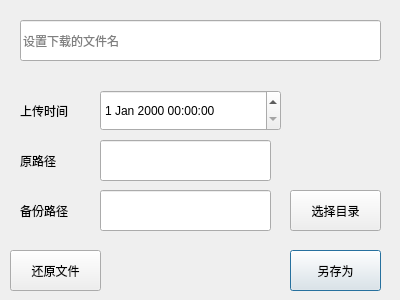
The window that FileBackup/ui/FileRestoreWid.ui (3548848289/SmartDesk) describes before a commit, drawn with Qt 5.
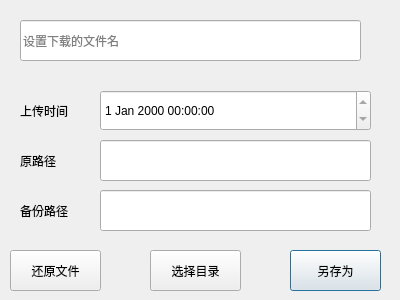
The same window after the commit.

Diff of the .ui file:
```diff
--- a/FileBackup/ui/FileRestoreWid.ui
+++ b/FileBackup/ui/FileRestoreWid.ui
@@ -18,17 +18,20 @@
     <rect>
      <x>100</x>
      <y>90</y>
-     <width>181</width>
+     <width>271</width>
      <height>41</height>
     </rect>
    </property>
+   <property name="readOnly">
+    <bool>true</bool>
+   </property>
   </widget>
   <widget class="QLineEdit" name="filenameEdit">
    <property name="geometry">
     <rect>
      <x>20</x>
      <y>20</y>
-     <width>361</width>
+     <width>341</width>
      <height>41</height>
     </rect>
    </property>
@@ -80,7 +83,7 @@
     <rect>
      <x>100</x>
      <y>190</y>
-     <width>171</width>
+     <width>271</width>
      <height>41</height>
     </rect>
    </property>
@@ -101,8 +104,8 @@
   <widget class="QPushButton" name="pathBtn">
    <property name="geometry">
     <rect>
-     <x>290</x>
-     <y>190</y>
+     <x>150</x>
+     <y>250</y>
      <width>91</width>
      <height>41</height>
     </rect>
@@ -129,7 +132,7 @@
     <rect>
      <x>100</x>
      <y>140</y>
-     <width>171</width>
+     <width>271</width>
      <height>41</height>
     </rect>
    </property>
```
